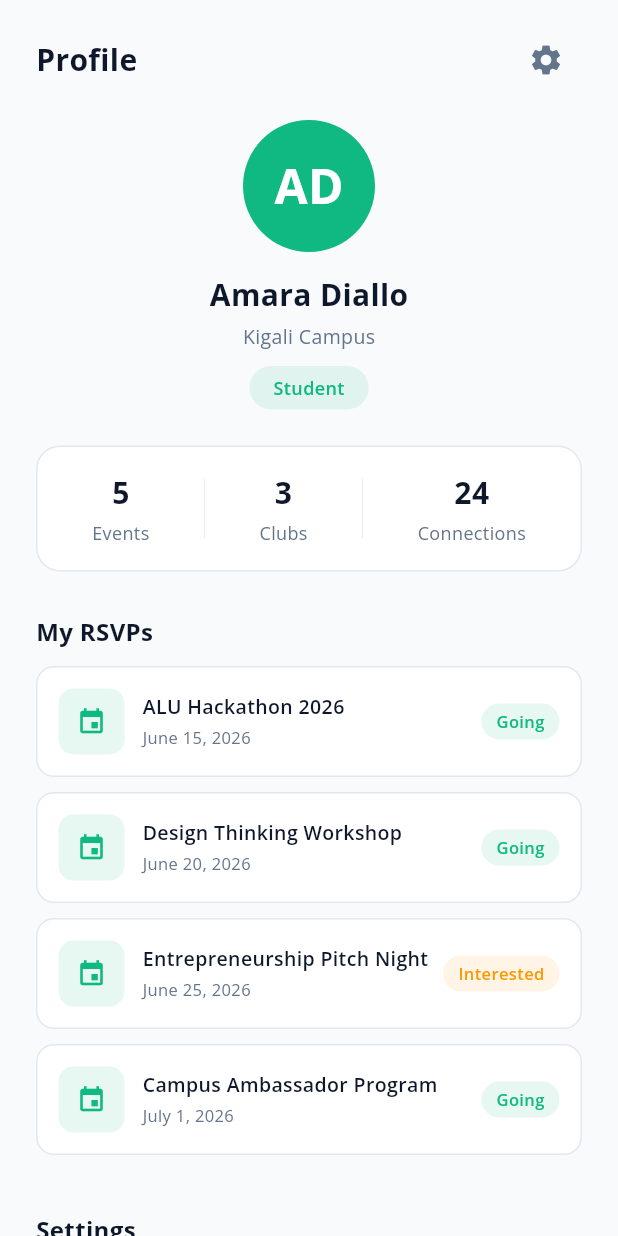
After one commit to ingdia/alu_opportunities_hub, a Flutter app: the ProfileScreen screen opened by its route, on a phone screen of 412 x 824 dp. The commit adds this screen. Run offline on Flutter 3.47's test engine with Material 3 defaults, Android fonts, the phone set to English and light mode, and no system bars; our stand-ins replace google_fonts.

Commit message:
Add profile screen and update routes in main.dart

```diff
--- a/lib/main.dart
+++ b/lib/main.dart
@@ -1,6 +1,7 @@
 import 'package:flutter/material.dart';
 import 'core/theme/app_theme.dart';
 import 'screens/auth/splash_screen.dart';
+import 'screens/profile/profile_screen.dart';
 
 void main() {
   runApp(const MyApp());
@@ -32,6 +33,9 @@ class _MyAppState extends State<MyApp> {
       darkTheme: AppTheme.darkTheme,
       themeMode: _themeMode,
       home: SplashScreen(onToggleTheme: _toggleTheme),
+      routes: {
+  '/profile': (context) => ProfileScreen(onToggleTheme: _toggleTheme),
+},
     );
   }
 }
--- /dev/null
+++ b/lib/screens/profile/profile_screen.dart
@@ -0,0 +1,420 @@
+import 'package:flutter/material.dart';
+import 'package:google_fonts/google_fonts.dart';
+import '../../core/theme/app_colors.dart';
+
+class ProfileScreen extends StatefulWidget {
+  final VoidCallback onToggleTheme;
+  const ProfileScreen({super.key, required this.onToggleTheme});
+
+  @override
+  State<ProfileScreen> createState() => _ProfileScreenState();
+}
+
+class _ProfileScreenState extends State<ProfileScreen> {
+  // Mock user data
+  final String _name = 'Amara Diallo';
+  final String _email = 'amara@alustudent.com';
+  final String _role = 'Student';
+  final String _campus = 'Kigali Campus';
+  final int _eventsJoined = 5;
+  final int _clubs = 3;
+  final int _connections = 24;
+
+  final List<Map<String, String>> _joinedEvents = [
+    {
+      'title': 'ALU Hackathon 2026',
+      'date': 'June 15, 2026',
+      'category': 'Hackathon',
+      'status': 'Going',
+    },
+    {
+      'title': 'Design Thinking Workshop',
+      'date': 'June 20, 2026',
+      'category': 'Workshop',
+      'status': 'Going',
+    },
+    {
+      'title': 'Entrepreneurship Pitch Night',
+      'date': 'June 25, 2026',
+      'category': 'Event',
+      'status': 'Interested',
+    },
+    {
+      'title': 'Campus Ambassador Program',
+      'date': 'July 1, 2026',
+      'category': 'Program',
+      'status': 'Going',
+    },
+  ];
+
+  @override
+  Widget build(BuildContext context) {
+    final isDark = Theme.of(context).brightness == Brightness.dark;
+    final textPrimary =
+        isDark ? AppColors.darkTextPrimary : AppColors.lightTextPrimary;
+    final textMuted =
+        isDark ? AppColors.darkTextMuted : AppColors.lightTextMuted;
+    final cardColor = isDark ? AppColors.darkCard : AppColors.lightCard;
+    final borderColor = isDark ? AppColors.darkBorder : AppColors.lightBorder;
+    final bgColor =
+        isDark ? AppColors.darkBackground : AppColors.lightBackground;
+
+    return Scaffold(
+      backgroundColor: bgColor,
+      body: SafeArea(
+        child: SingleChildScrollView(
+          child: Column(
+            children: [
+              // Top bar
+              Padding(
+                padding: const EdgeInsets.symmetric(
+                    horizontal: 24, vertical: 16),
+                child: Row(
+                  mainAxisAlignment: MainAxisAlignment.spaceBetween,
+                  children: [
+                    Text(
+                      'Profile',
+                      style: GoogleFonts.openSans(
+                        fontSize: 20,
+                        fontWeight: FontWeight.bold,
+                        color: textPrimary,
+                      ),
+                    ),
+                    IconButton(
+                      icon: Icon(Icons.settings, color: textMuted),
+                      onPressed: () {},
+                    ),
+                  ],
+                ),
+              ),
+
+              // Avatar + info
+              Padding(
+                padding: const EdgeInsets.symmetric(horizontal: 24),
+                child: Column(
+                  children: [
+                    // Avatar circle
+                    Container(
+                      width: 88,
+                      height: 88,
+                      decoration: BoxDecoration(
+                        color: AppColors.primary,
+                        shape: BoxShape.circle,
+                      ),
+                      child: Center(
+                        child: Text(
+                          _name
+                              .split(' ')
+                              .map((e) => e[0])
+                              .take(2)
+                              .join(),
+                          style: GoogleFonts.openSans(
+                            fontSize: 32,
+                            fontWeight: FontWeight.bold,
+                            color: Colors.white,
+                          ),
+                        ),
+                      ),
+                    ),
+                    const SizedBox(height: 14),
+
+                    // Name
+                    Text(
+                      _name,
+                      style: GoogleFonts.openSans(
+                        fontSize: 20,
+                        fontWeight: FontWeight.bold,
+                        color: textPrimary,
+                      ),
+                    ),
+                    const SizedBox(height: 4),
+
+                    // Campus
+                    Text(
+                      _campus,
+                      style: GoogleFonts.openSans(
+                        fontSize: 13,
+                        color: textMuted,
+                      ),
+                    ),
+                    const SizedBox(height: 10),
+
+                    // Role badge
+                    Container(
+                      padding: const EdgeInsets.symmetric(
+                          horizontal: 16, vertical: 6),
+                      decoration: BoxDecoration(
+                        color: AppColors.primary.withOpacity(0.1),
+                        borderRadius: BorderRadius.circular(20),
+                      ),
+                      child: Text(
+                        _role,
+                        style: GoogleFonts.openSans(
+                          fontSize: 12,
+                          fontWeight: FontWeight.w600,
+                          color: AppColors.primary,
+                        ),
+                      ),
+                    ),
+                    const SizedBox(height: 24),
+
+                    // Stats row
+                    Container(
+                      padding: const EdgeInsets.symmetric(vertical: 16),
+                      decoration: BoxDecoration(
+                        color: cardColor,
+                        borderRadius: BorderRadius.circular(16),
+                        border: Border.all(color: borderColor),
+                      ),
+                      child: Row(
+                        mainAxisAlignment: MainAxisAlignment.spaceEvenly,
+                        children: [
+                          _statItem(_eventsJoined.toString(), 'Events',
+                              textPrimary, textMuted),
+                          Container(
+                              width: 0.5, height: 40, color: borderColor),
+                          _statItem(_clubs.toString(), 'Clubs', textPrimary,
+                              textMuted),
+                          Container(
+                              width: 0.5, height: 40, color: borderColor),
+                          _statItem(_connections.toString(), 'Connections',
+                              textPrimary, textMuted),
+                        ],
+                      ),
+                    ),
+                    const SizedBox(height: 28),
+                  ],
+                ),
+              ),
+
+              // My RSVPs section
+              Padding(
+                padding: const EdgeInsets.symmetric(horizontal: 24),
+                child: Column(
+                  crossAxisAlignment: CrossAxisAlignment.start,
+                  children: [
+                    Text(
+                      'My RSVPs',
+                      style: GoogleFonts.openSans(
+                        fontSize: 16,
+                        fontWeight: FontWeight.bold,
+                        color: textPrimary,
+                      ),
+                    ),
+                    const SizedBox(height: 12),
+                    ..._joinedEvents.map(
+                      (event) => _eventCard(
+                          event, cardColor, borderColor, textPrimary,
+                          textMuted),
+                    ),
+                    const SizedBox(height: 28),
+                  ],
+                ),
+              ),
+
+              // Settings section
+              Padding(
+                padding: const EdgeInsets.symmetric(horizontal: 24),
+                child: Column(
+                  crossAxisAlignment: CrossAxisAlignment.start,
+                  children: [
+                    Text(
+                      'Settings',
+                      style: GoogleFonts.openSans(
+                        fontSize: 16,
+                        fontWeight: FontWeight.bold,
+                        color: textPrimary,
+                      ),
+                    ),
+                    const SizedBox(height: 12),
+                    _settingsItem(
+                      icon: isDark ? Icons.light_mode : Icons.dark_mode,
+                      label: isDark ? 'Light Mode' : 'Dark Mode',
+                      cardColor: cardColor,
+                      borderColor: borderColor,
+                      textPrimary: textPrimary,
+                      onTap: widget.onToggleTheme,
+                    ),
+                    _settingsItem(
+                      icon: Icons.person_outline,
+                      label: 'Edit Profile',
+                      cardColor: cardColor,
+                      borderColor: borderColor,
+                      textPrimary: textPrimary,
+                      onTap: () {},
+                    ),
+                    _settingsItem(
+                      icon: Icons.notifications_outlined,
+                      label: 'Notifications',
+                      cardColor: cardColor,
+                      borderColor: borderColor,
+                      textPrimary: textPrimary,
+                      onTap: () {},
+                    ),
+                    _settingsItem(
+                      icon: Icons.help_outline,
+                      label: 'Help & Support',
+                      cardColor: cardColor,
+                      borderColor: borderColor,
+                      textPrimary: textPrimary,
+                      onTap: () {},
+                    ),
+                    _settingsItem(
+                      icon: Icons.logout,
+                      label: 'Log Out',
+                      cardColor: cardColor,
+                      borderColor: borderColor,
+                      textPrimary: Colors.redAccent,
+                      onTap: () {},
+                    ),
+                    const SizedBox(height: 32),
+                  ],
+                ),
+              ),
+            ],
+          ),
+        ),
+      ),
+    );
+  }
+
+  Widget _statItem(
+      String value, String label, Color textPrimary, Color textMuted) {
+    return Column(
+      children: [
+        Text(
+          value,
+          style: GoogleFonts.openSans(
+            fontSize: 20,
+            fontWeight: FontWeight.bold,
+            color: textPrimary,
+          ),
+        ),
+        const SizedBox(height: 4),
+        Text(
+          label,
+          style: GoogleFonts.openSans(
+            fontSize: 12,
+            color: textMuted,
+          ),
+        ),
+      ],
+    );
+  }
+
+  Widget _eventCard(Map<String, String> event, Color cardColor,
+      Color borderColor, Color textPrimary, Color textMuted) {
+    final isGoing = event['status'] == 'Going';
+    return Container(
+      margin: const EdgeInsets.only(bottom: 10),
+      padding: const EdgeInsets.all(14),
+      decoration: BoxDecoration(
+        color: cardColor,
+        borderRadius: BorderRadius.circular(12),
+        border: Border.all(color: borderColor),
+      ),
+      child: Row(
+        children: [
+          // Category dot
+          Container(
+            width: 44,
+            height: 44,
+            decoration: BoxDecoration(
+              color: AppColors.primary.withOpacity(0.1),
+              borderRadius: BorderRadius.circular(10),
+            ),
+            child: Center(
+              child: Icon(
+                Icons.event,
+                color: AppColors.primary,
+                size: 20,
+              ),
+            ),
+          ),
+          const SizedBox(width: 12),
+          // Event info
+          Expanded(
+            child: Column(
+              crossAxisAlignment: CrossAxisAlignment.start,
+              children: [
+                Text(
+                  event['title']!,
+                  style: GoogleFonts.openSans(
+                    fontSize: 13,
+                    fontWeight: FontWeight.w600,
+                    color: textPrimary,
+                  ),
+                ),
+                const SizedBox(height: 3),
+                Text(
+                  event['date']!,
+                  style: GoogleFonts.openSans(
+                    fontSize: 11,
+                    color: textMuted,
+                  ),
+                ),
+              ],
+            ),
+          ),
+          // Status badge
+          Container(
+            padding:
+                const EdgeInsets.symmetric(horizontal: 10, vertical: 4),
+            decoration: BoxDecoration(
+              color: isGoing
+                  ? AppColors.primary.withOpacity(0.1)
+                  : Colors.orange.withOpacity(0.1),
+              borderRadius: BorderRadius.circular(20),
+            ),
+            child: Text(
+              event['status']!,
+              style: GoogleFonts.openSans(
+                fontSize: 11,
+                fontWeight: FontWeight.w600,
+                color: isGoing ? AppColors.primary : Colors.orange,
+              ),
+            ),
+          ),
+        ],
+      ),
+    );
+  }
+
+  Widget _settingsItem({
+    required IconData icon,
+    required String label,
+    required Color cardColor,
+    required Color borderColor,
+    required Color textPrimary,
+    required VoidCallback onTap,
+  }) {
+    return GestureDetector(
+      onTap: onTap,
+      child: Container(
+        margin: const EdgeInsets.only(bottom: 10),
+        padding: const EdgeInsets.symmetric(horizontal: 16, vertical: 14),
+        decoration: BoxDecoration(
+          color: cardColor,
+          borderRadius: BorderRadius.circular(12),
+          border: Border.all(color: borderColor),
+        ),
+        child: Row(
+          children: [
+            Icon(icon, color: textPrimary, size: 20),
+            const SizedBox(width: 14),
+            Expanded(
+              child: Text(
+                label,
+                style: GoogleFonts.openSans(
+                  fontSize: 14,
+                  color: textPrimary,
+                ),
+              ),
+            ),
+            Icon(Icons.chevron_right, color: textPrimary, size: 18),
+          ],
+        ),
+      ),
+    );
+  }
+}
```
